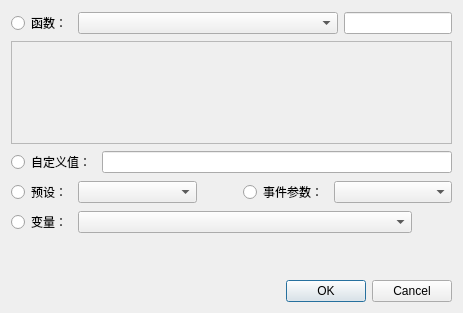
Qt form Dialogs/dlgeditvalue.ui (wushuangabao/Level_AI_Editor) before a commit.
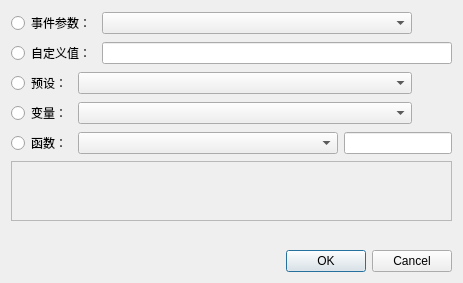
The same form after that commit.

```diff
--- a/Dialogs/dlgeditvalue.ui
+++ b/Dialogs/dlgeditvalue.ui
@@ -7,13 +7,13 @@
     <x>0</x>
     <y>0</y>
     <width>463</width>
-    <height>313</height>
+    <height>283</height>
    </rect>
   </property>
   <property name="minimumSize">
    <size>
     <width>463</width>
-    <height>313</height>
+    <height>283</height>
    </size>
   </property>
   <property name="windowTitle">
@@ -21,9 +21,9 @@
   </property>
   <layout class="QVBoxLayout" name="verticalLayout_2">
    <item>
-    <layout class="QHBoxLayout" name="horizontalLayout_4">
+    <layout class="QHBoxLayout" name="horizontalLayout">
      <item>
-      <widget class="QRadioButton" name="radioFunction">
+      <widget class="QRadioButton" name="radioEvtParam">
        <property name="sizePolicy">
         <sizepolicy hsizetype="Fixed" vsizetype="Fixed">
          <horstretch>0</horstretch>
@@ -31,46 +31,34 @@
         </sizepolicy>
        </property>
        <property name="text">
-        <string>函数：</string>
+        <string>事件参数：</string>
        </property>
       </widget>
      </item>
      <item>
-      <widget class="QComboBox" name="comboBoxFunction"/>
-     </item>
-     <item>
-      <widget class="QLineEdit" name="lineEdit_Func">
-       <property name="sizePolicy">
-        <sizepolicy hsizetype="Fixed" vsizetype="Fixed">
-         <horstretch>0</horstretch>
-         <verstretch>0</verstretch>
-        </sizepolicy>
+      <widget class="QComboBox" name="comboBox_EvtParam">
+       <property name="whatsThis">
+        <string>&lt;html&gt;&lt;head/&gt;&lt;body&gt;&lt;p&gt;可选枚举、事件参数&lt;/p&gt;&lt;/body&gt;&lt;/html&gt;</string>
        </property>
       </widget>
      </item>
-    </layout>
-   </item>
    <item>
-    <widget class="QFrame" name="frame">
-     <property name="frameShape">
-      <enum>QFrame::StyledPanel</enum>
-     </property>
-     <property name="frameShadow">
-      <enum>QFrame::Raised</enum>
-     </property>
-     <layout class="QVBoxLayout" name="verticalLayout">
-      <item>
-       <layout class="QHBoxLayout" name="functionLayout"/>
-      </item>
-      <item>
-       <widget class="QLabel" name="label">
-        <property name="text">
-         <string/>
-        </property>
-       </widget>
-      </item>
-     </layout>
-    </widget>
+      <spacer name="horizontalSpacer_3">
+       <property name="orientation">
+        <enum>Qt::Horizontal</enum>
+       </property>
+       <property name="sizeType">
+        <enum>QSizePolicy::Preferred</enum>
+       </property>
+       <property name="sizeHint" stdset="0">
+        <size>
+         <width>40</width>
+         <height>20</height>
+        </size>
+       </property>
+      </spacer>
+     </item>
+    </layout>
    </item>
    <item>
     <layout class="QHBoxLayout" name="horizontalLayout_3">
@@ -100,7 +88,7 @@
     </layout>
    </item>
    <item>
-    <layout class="QHBoxLayout" name="horizontalLayout">
+    <layout class="QHBoxLayout" name="horizontalLayout_5">
      <item>
       <widget class="QRadioButton" name="radioPreset">
        <property name="sizePolicy">
@@ -137,26 +125,6 @@
        </property>
       </spacer>
      </item>
-     <item>
-      <widget class="QRadioButton" name="radioEvtParam">
-       <property name="sizePolicy">
-        <sizepolicy hsizetype="Fixed" vsizetype="Fixed">
-         <horstretch>0</horstretch>
-         <verstretch>0</verstretch>
-        </sizepolicy>
-       </property>
-       <property name="text">
-        <string>事件参数：</string>
-       </property>
-      </widget>
-     </item>
-     <item>
-      <widget class="QComboBox" name="comboBox_EvtParam">
-       <property name="whatsThis">
-        <string>&lt;html&gt;&lt;head/&gt;&lt;body&gt;&lt;p&gt;可选枚举、事件参数&lt;/p&gt;&lt;/body&gt;&lt;/html&gt;</string>
-       </property>
-      </widget>
-     </item>
     </layout>
    </item>
    <item>
@@ -195,6 +163,76 @@
      </item>
     </layout>
    </item>
+   <item>
+    <layout class="QHBoxLayout" name="horizontalLayout_4">
+     <item>
+      <widget class="QRadioButton" name="radioFunction">
+       <property name="sizePolicy">
+        <sizepolicy hsizetype="Fixed" vsizetype="Fixed">
+         <horstretch>0</horstretch>
+         <verstretch>0</verstretch>
+        </sizepolicy>
+       </property>
+       <property name="text">
+        <string>函数：</string>
+       </property>
+      </widget>
+     </item>
+     <item>
+      <widget class="QComboBox" name="comboBoxFunction"/>
+     </item>
+     <item>
+      <widget class="QLineEdit" name="lineEdit_Func">
+       <property name="sizePolicy">
+        <sizepolicy hsizetype="Fixed" vsizetype="Fixed">
+         <horstretch>0</horstretch>
+         <verstretch>0</verstretch>
+        </sizepolicy>
+       </property>
+      </widget>
+     </item>
+    </layout>
+   </item>
+   <item>
+    <widget class="QFrame" name="frame">
+     <property name="sizePolicy">
+      <sizepolicy hsizetype="Preferred" vsizetype="Fixed">
+       <horstretch>0</horstretch>
+       <verstretch>0</verstretch>
+      </sizepolicy>
+     </property>
+     <property name="minimumSize">
+      <size>
+       <width>0</width>
+       <height>60</height>
+      </size>
+     </property>
+     <property name="frameShape">
+      <enum>QFrame::StyledPanel</enum>
+     </property>
+     <property name="frameShadow">
+      <enum>QFrame::Raised</enum>
+     </property>
+     <layout class="QVBoxLayout" name="verticalLayout">
+      <item>
+       <layout class="QHBoxLayout" name="functionLayout"/>
+      </item>
+      <item>
+       <widget class="QLabel" name="label">
+        <property name="sizePolicy">
+         <sizepolicy hsizetype="Preferred" vsizetype="Fixed">
+          <horstretch>0</horstretch>
+          <verstretch>0</verstretch>
+         </sizepolicy>
+        </property>
+        <property name="text">
+         <string/>
+        </property>
+       </widget>
+      </item>
+     </layout>
+    </widget>
+   </item>
    <item>
     <spacer name="verticalSpacer">
      <property name="orientation">
```
Lines whose indentation alone changed are shown as unchanged.
